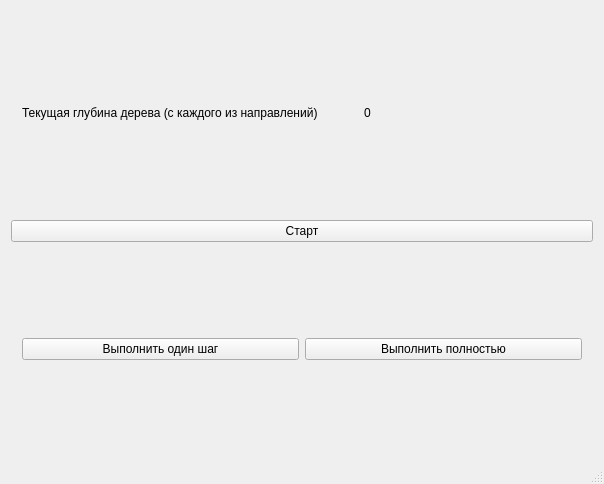
This is AI/MainWindow.ui in GaussGun3000/AI as Qt 5 draws it before an edit. The edited form follows.
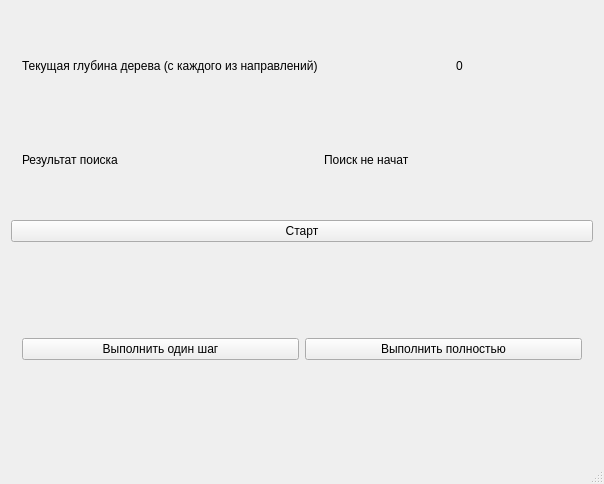
This is the edited form.

Commit message: gui update + updating results slots

Diff of the .ui file:
```diff
--- a/AI/MainWindow.ui
+++ b/AI/MainWindow.ui
@@ -17,15 +17,22 @@
    <layout class="QVBoxLayout" name="verticalLayout_2">
     <item>
      <widget class="QWidget" name="statisticWidget" native="true">
-      <layout class="QHBoxLayout" name="horizontalLayout_2">
-       <item>
+      <layout class="QGridLayout" name="gridLayout">
+       <item row="0" column="0">
         <widget class="QLabel" name="label">
          <property name="text">
           <string>Текущая глубина дерева (с каждого из направлений)</string>
          </property>
         </widget>
        </item>
-       <item>
+       <item row="0" column="2">
+        <widget class="QLabel" name="depthLabel">
+         <property name="text">
+          <string>0</string>
+         </property>
+        </widget>
+       </item>
+       <item row="0" column="1">
         <spacer name="horizontalSpacer">
          <property name="orientation">
           <enum>Qt::Horizontal</enum>
@@ -41,10 +48,17 @@
          </property>
         </spacer>
        </item>
-       <item>
-        <widget class="QLabel" name="depthLabel">
+       <item row="1" column="0">
+        <widget class="QLabel" name="label_2">
          <property name="text">
-          <string>0</string>
+          <string>Результат поиска</string>
+         </property>
+        </widget>
+       </item>
+       <item row="1" column="1">
+        <widget class="QLabel" name="searchStatusLabel">
+         <property name="text">
+          <string>Поиск не начат</string>
          </property>
         </widget>
        </item>
```
The commit also changes 4 other files.
